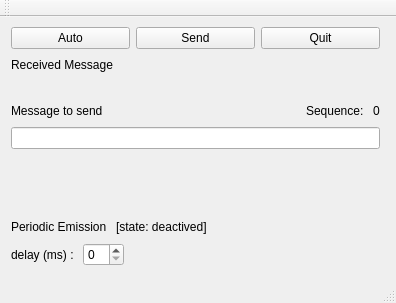
This is core/apps/BAS/mainwindow.ui in MinhNghiaD/Airplug-ClearPath as Qt 5 draws it before an edit. The edited form follows.
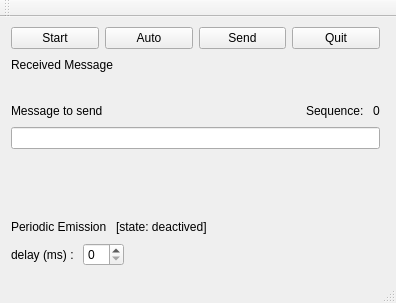
This is the edited form.

Commit message: connect interface and controller

```diff
--- a/core/apps/BAS/mainwindow.ui
+++ b/core/apps/BAS/mainwindow.ui
@@ -29,6 +29,13 @@
      </property>
      <item>
       <layout class="QHBoxLayout" name="horizontalLayout">
+       <item>
+        <widget class="QPushButton" name="startButton">
+         <property name="text">
+          <string>Start</string>
+         </property>
+        </widget>
+       </item>
        <item>
         <widget class="QPushButton" name="autoBtn">
          <property name="text">
```
Left out of the diff: 2 changed lines with no effect on the pictures. The commit also changes 7 other files.
